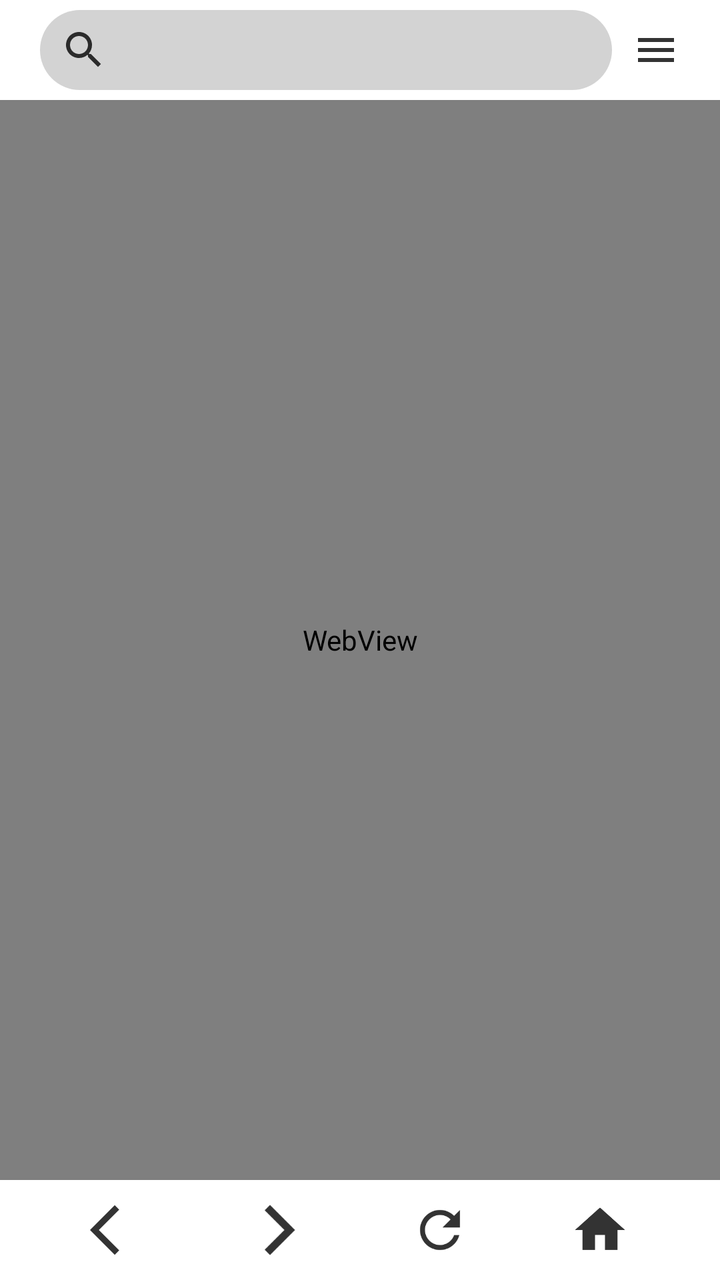
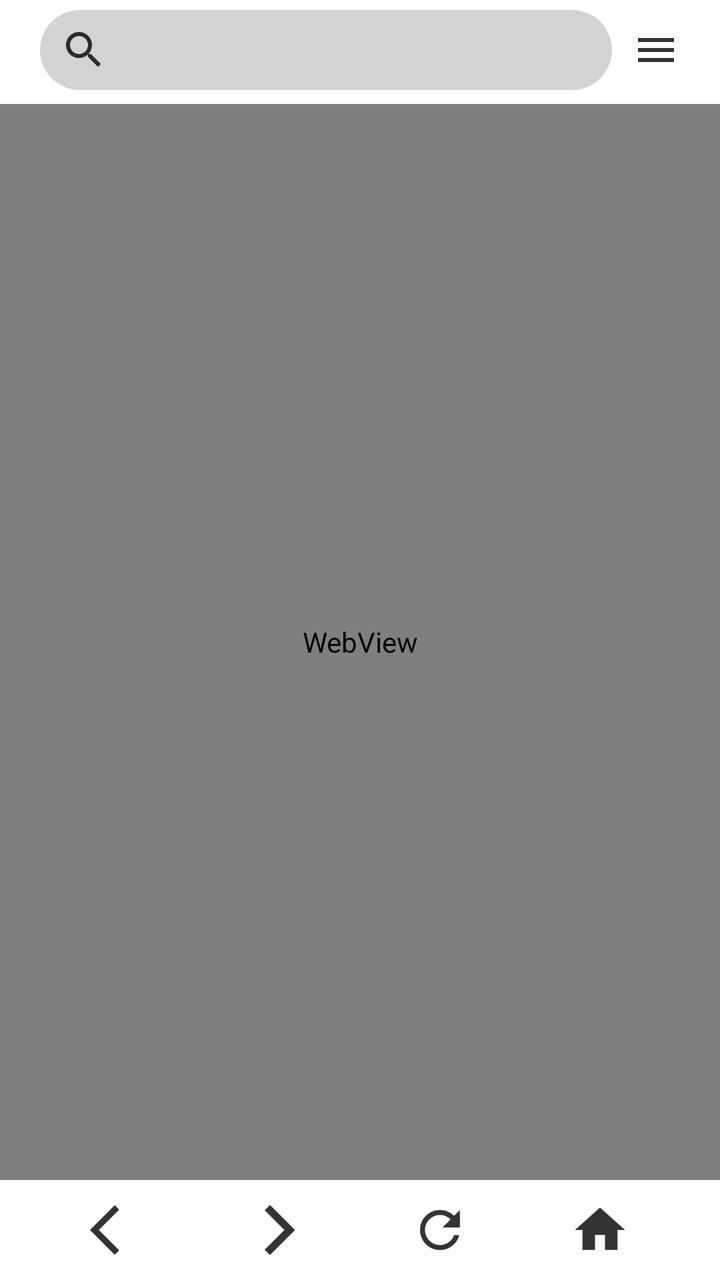

Compare the two renders of this Android layout. The source of the first and the diff that turns it into the second are given below.
<!-- AndroidManifest.xml: application theme Theme.HydrogenBrowser -->
<!-- res/layout/activity_main.xml -->
<?xml version="1.0" encoding="utf-8"?>
<androidx.constraintlayout.widget.ConstraintLayout xmlns:android="http://schemas.android.com/apk/res/android"
    xmlns:app="http://schemas.android.com/apk/res-auto"
    xmlns:tools="http://schemas.android.com/tools"
    android:layout_width="match_parent"
    android:layout_height="match_parent">

    <LinearLayout
        android:id="@+id/ll_address_bar"
        android:layout_width="match_parent"
        android:layout_height="50dp"
        android:paddingHorizontal="20dp"
        android:paddingVertical="5dp"
        app:layout_constraintBottom_toTopOf="@id/progress_bar"
        app:layout_constraintTop_toTopOf="parent"
        tools:ignore="MissingConstraints">

        <AutoCompleteTextView
            android:id="@+id/url"
            android:layout_width="0dp"
            android:layout_height="match_parent"
            android:layout_weight="1"
            android:background="@drawable/address_bar"
            android:hint=""
            android:completionThreshold="1"
            android:drawableLeft="@drawable/ic_search"
            android:drawablePadding="10dp"
            android:inputType="textUri"
            android:paddingLeft="10dp"
            android:paddingRight="10dp"
            android:selectAllOnFocus="true" />

        <ImageView
            android:id="@+id/menu"
            android:layout_width="wrap_content"
            android:layout_height="match_parent"
            android:layout_marginLeft="10dp"
            android:src="@drawable/icon_menu" />

    </LinearLayout>

    <me.jingbin.progress.WebProgress xmlns:android="http://schemas.android.com/apk/res/android"
        android:id="@+id/progress_bar"
        android:layout_width="match_parent"
        android:layout_height="2dp"
        android:visibility="gone"
        app:layout_constraintBottom_toTopOf="@id/show"
        app:layout_constraintTop_toBottomOf="@id/ll_address_bar"
        tools:ignore="MissingConstraints" />

    <WebView
        android:id="@+id/show"
        android:layout_width="0dp"
        android:layout_height="0dp"
        app:layout_constraintBottom_toTopOf="@id/ll_botton"
        app:layout_constraintLeft_toLeftOf="parent"
        app:layout_constraintRight_toRightOf="parent"
        app:layout_constraintTop_toBottomOf="@id/progress_bar" />

    <LinearLayout
        android:id="@+id/ll_botton"
        android:layout_width="match_parent"
        android:layout_height="50dp"
        android:orientation="horizontal"
        android:paddingHorizontal="20dp"
        android:paddingVertical="10dp"
        app:layout_constraintBottom_toBottomOf="parent"
        tools:ignore="MissingConstraints">

        <ImageView
            android:id="@+id/back"
            android:layout_width="0dp"
            android:layout_height="match_parent"
            android:layout_weight="1"
            android:src="@drawable/icon_back" />

        <ImageView
            android:id="@+id/forward"
            android:layout_width="0dp"
            android:layout_height="match_parent"
            android:layout_weight="1"
            android:src="@drawable/icon_forward" />

        <ImageView
            android:id="@+id/refresh"
            android:layout_width="0dp"
            android:layout_height="match_parent"
            android:layout_weight="1"
            android:src="@drawable/icon_refresh" />

        <ImageView
            android:id="@+id/home"
            android:layout_width="0dp"
            android:layout_height="match_parent"
            android:layout_weight="1"
            android:src="@drawable/icon_home" />
    </LinearLayout>

</androidx.constraintlayout.widget.ConstraintLayout>
<!-- resources referenced by this layout -->
<resources>
  <!-- drawable address_bar (drawable) -->
  <?xml version="1.0" encoding="utf-8"?>
  <shape xmlns:android="http://schemas.android.com/apk/res/android">
      <solid
          android:color="#D3D3D3"/>
      <corners android:radius="20dp" />
  </shape>
  <!-- drawable icon_home (drawable) -->
  <?xml version="1.0" encoding="utf-8"?>
  <selector xmlns:android="http://schemas.android.com/apk/res/android">
      <item android:drawable="@drawable/ic_home" android:state_pressed="false" />
      <item android:drawable="@drawable/ic_home" android:state_pressed="true" />
  </selector>
  <!-- drawable icon_menu (drawable) -->
  <?xml version="1.0" encoding="utf-8"?>
  <selector xmlns:android="http://schemas.android.com/apk/res/android">
      <item android:state_pressed="true" android:drawable="@drawable/ic_menu"/>
      <item android:state_pressed="false" android:drawable="@drawable/ic_menu"/>
  </selector>
  <!-- drawable icon_refresh (drawable) -->
  <?xml version="1.0" encoding="utf-8"?>
  <selector xmlns:android="http://schemas.android.com/apk/res/android">
      <item android:drawable="@drawable/ic_refresh" android:state_pressed="true" />
      <item android:drawable="@drawable/ic_refresh" android:state_pressed="false" />
  </selector>
  <!-- drawable ic_back_grey (drawable-anydpi) -->
  <vector xmlns:android="http://schemas.android.com/apk/res/android"
      android:width="24dp"
      android:height="24dp"
      android:viewportWidth="24"
      android:viewportHeight="24"
      android:tint="#D3D3D3"
      android:alpha="0.8">
    <path
        android:fillColor="@android:color/white"
        android:pathData="M11.67,3.87L9.9,2.1 0,12l9.9,9.9 1.77,-1.77L3.54,12z"/>
  </vector>
  <!-- drawable ic_forward_black (drawable-anydpi) -->
  <vector xmlns:android="http://schemas.android.com/apk/res/android"
      android:width="24dp"
      android:height="24dp"
      android:viewportWidth="24"
      android:viewportHeight="24"
      android:tint="#000000"
      android:alpha="0.8">
    <path
        android:fillColor="@android:color/white"
        android:pathData="M5.88,4.12L13.76,12l-7.88,7.88L8,22l10,-10L8,2z"/>
  </vector>
  <!-- drawable ic_forward_grey (drawable-anydpi) -->
  <vector xmlns:android="http://schemas.android.com/apk/res/android"
      android:width="24dp"
      android:height="24dp"
      android:viewportWidth="24"
      android:viewportHeight="24"
      android:tint="#D3D3D3"
      android:alpha="0.8">
    <path
        android:fillColor="@android:color/white"
        android:pathData="M5.88,4.12L13.76,12l-7.88,7.88L8,22l10,-10L8,2z"/>
  </vector>
  <!-- drawable ic_home (drawable-anydpi) -->
  <vector xmlns:android="http://schemas.android.com/apk/res/android"
      android:width="24dp"
      android:height="24dp"
      android:viewportWidth="24"
      android:viewportHeight="24"
      android:tint="#000000"
      android:alpha="0.8">
    <path
        android:fillColor="@android:color/white"
        android:pathData="M10,20v-6h4v6h5v-8h3L12,3 2,12h3v8z"/>
  </vector>
  <!-- drawable ic_menu (drawable-anydpi) -->
  <vector xmlns:android="http://schemas.android.com/apk/res/android"
      android:width="24dp"
      android:height="24dp"
      android:viewportWidth="24"
      android:viewportHeight="24"
      android:tint="#000000"
      android:alpha="0.8">
    <path
        android:fillColor="@android:color/white"
        android:pathData="M3,18h18v-2L3,16v2zM3,13h18v-2L3,11v2zM3,6v2h18L21,6L3,6z"/>
  </vector>
  <color name="blue_500">#2196F3</color>
  <color name="blue_700">#1976D2</color>
  <color name="white">#FFFFFFFF</color>
  <color name="teal_200">#FF03DAC5</color>
  <color name="teal_700">#FF018786</color>
  <color name="black">#FF000000</color>
  <!-- unchanged entries left out for length: 6 -->
</resources>

<!-- the commit's change to res/layout/activity_main.xml (unified diff, before → after) -->
@@ -21,10 +21,10 @@
             android:layout_height="match_parent"
             android:layout_weight="1"
             android:background="@drawable/address_bar"
-            android:hint=""
             android:completionThreshold="1"
             android:drawableLeft="@drawable/ic_search"
             android:drawablePadding="10dp"
+            android:hint=""
             android:inputType="textUri"
             android:paddingLeft="10dp"
             android:paddingRight="10dp"
@@ -39,14 +39,22 @@
 
     </LinearLayout>
 
-    <me.jingbin.progress.WebProgress xmlns:android="http://schemas.android.com/apk/res/android"
-        android:id="@+id/progress_bar"
+    <LinearLayout
+        android:id="@+id/ll_progress_bar"
         android:layout_width="match_parent"
         android:layout_height="2dp"
-        android:visibility="gone"
         app:layout_constraintBottom_toTopOf="@id/show"
         app:layout_constraintTop_toBottomOf="@id/ll_address_bar"
-        tools:ignore="MissingConstraints" />
+        tools:ignore="MissingConstraints">
+
+        <me.jingbin.progress.WebProgress xmlns:android="http://schemas.android.com/apk/res/android"
+            android:id="@+id/progress_bar"
+            android:layout_width="match_parent"
+            android:layout_height="2dp"
+            android:visibility="gone"
+            tools:ignore="MissingConstraints" />
+
+    </LinearLayout>
 
     <WebView
         android:id="@+id/show"
@@ -55,7 +63,7 @@
         app:layout_constraintBottom_toTopOf="@id/ll_botton"
         app:layout_constraintLeft_toLeftOf="parent"
         app:layout_constraintRight_toRightOf="parent"
-        app:layout_constraintTop_toBottomOf="@id/progress_bar" />
+        app:layout_constraintTop_toBottomOf="@id/ll_progress_bar" />
 
     <LinearLayout
         android:id="@+id/ll_botton"
